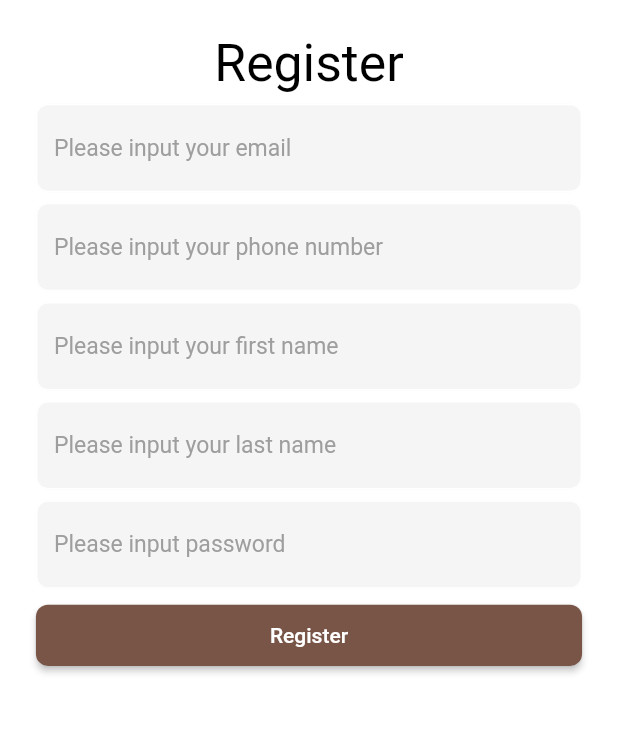
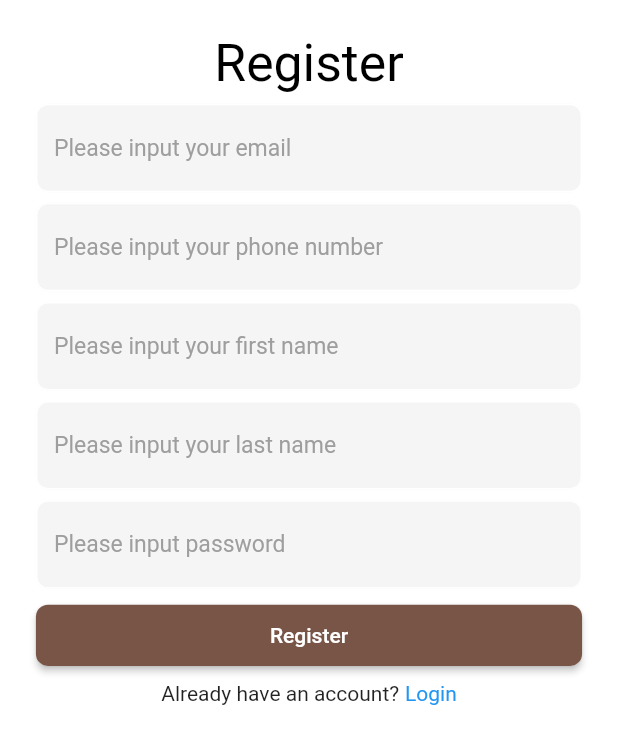
Before and after one commit to Muammarbanana/koffie-test, a Flutter app: the RegisterPage screen opened directly, on a phone screen of 412 x 824 dp. Shown: the top 744 px of the screen. Run offline on Flutter 3.47's test engine with Material 2 defaults, Android fonts, the light colour scheme and no system bars; our stand-ins replace bloc, easy_localization, equatable, flutter_bloc, flutter_screenutil.

Commit message:
fix login function, add already have an account text on register page

```diff
--- a/assets/translations/en.json
+++ b/assets/translations/en.json
@@ -10,7 +10,8 @@
         "loginSuccess": "Login success",
         "login": "Login",
         "register": "Register",
-        "doesntHaveAccount": "Doesn't have account?"
+        "doesntHaveAccount": "Doesn't have account?",
+        "alreadyHaveAccount": "Already have an account?"
     },
     "home": {
         "welcome": "Welcome"
--- a/assets/translations/id.json
+++ b/assets/translations/id.json
@@ -10,7 +10,8 @@
         "loginSuccess": "Berhasil masuk",
         "login": "Masuk",
         "register": "Daftar",
-        "doesntHaveAccount": "Belum punya akun?"
+        "doesntHaveAccount": "Belum punya akun?",
+        "alreadyHaveAccount": "Sudah punya akun?"
     },
     "homepage": {
         "welcome": "Selamat datang"
--- a/lib/features/authentication/services/login_service.dart
+++ b/lib/features/authentication/services/login_service.dart
@@ -16,10 +16,10 @@ class LoginService {
       'Accept': 'application/json',
       'Content-Type': 'application/x-www-form-urlencoded'
     };
-    var body = jsonEncode({
+    var body = {
       'username': email,
       'password': password,
-    });
+    };
 
     var response =
         await http.post(Uri.parse(url), headers: headers, body: body);
--- a/lib/features/authentication/views/register_page.dart
+++ b/lib/features/authentication/views/register_page.dart
@@ -159,6 +159,25 @@ class _RegisterPageState extends State<RegisterPage> {
                 }),
             SizedBox(height: 8.h),
             buildButtonRegister(),
+            SizedBox(height: 8.h),
+            Row(
+              mainAxisAlignment: MainAxisAlignment.center,
+              children: [
+                Text(LocaleKeys.onboarding_alreadyHaveAccount.tr()),
+                SizedBox(
+                  width: 4.w,
+                ),
+                GestureDetector(
+                  onTap: () {
+                    Navigator.pop(context);
+                  },
+                  child: Text(
+                    LocaleKeys.onboarding_login.tr(),
+                    style: const TextStyle(color: Colors.blue),
+                  ),
+                )
+              ],
+            )
           ],
         ),
       );
```
Also changed, not shown: lib/generated/locale_keys.g.dart.
